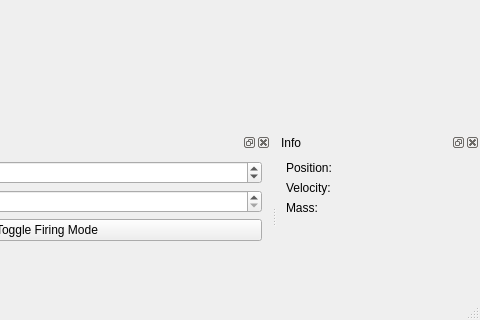
Old version of the form qt/forms/mainwindow.ui in the repository chipgw/planets-3d; both pictures show x 720 to 1200 and y 636 to 956 of the 1200 by 956 pixel window.
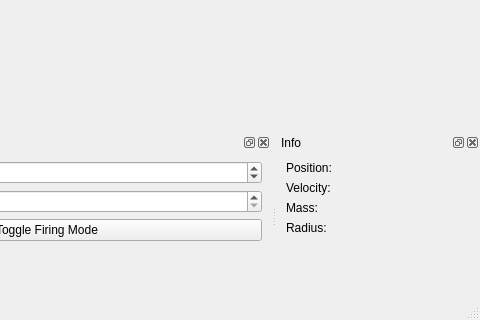
New version of the form. Icons and pictures are not drawn. Custom widgets are drawn as their Qt base class.

Commit message: Qt: Add radius to info panel.

What changed in the file:
```diff
--- a/qt/forms/mainwindow.ui
+++ b/qt/forms/mainwindow.ui
@@ -725,6 +725,20 @@
      <item row="2" column="1">
       <widget class="QLabel" name="massLabel"/>
      </item>
+     <item row="3" column="0">
+      <widget class="QLabel" name="radiusTextLabel">
+       <property name="text">
+        <string>Radius:</string>
+       </property>
+      </widget>
+     </item>
+     <item row="3" column="1">
+      <widget class="QLabel" name="radiusLabel">
+       <property name="text">
+        <string/>
+       </property>
+      </widget>
+     </item>
     </layout>
    </widget>
   </widget>
```
Left out of the diff: 2 changed lines with no effect on the pictures. The commit also changes 1 other file.
